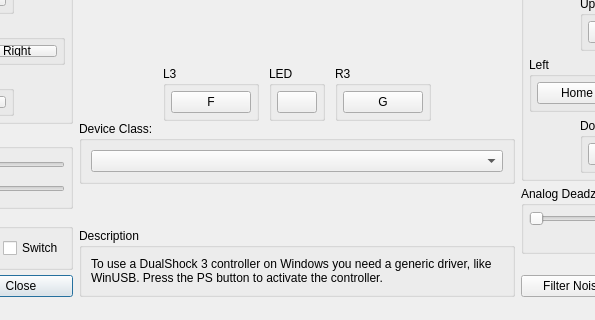
Above: rpcs3/rpcs3qt/pad_settings_dialog.ui from RPCS3/rpcs3 before the change; both pictures show x 206 to 801 and y 320 to 640 of the 1044 by 640 pixel window. Below: the same form after it.
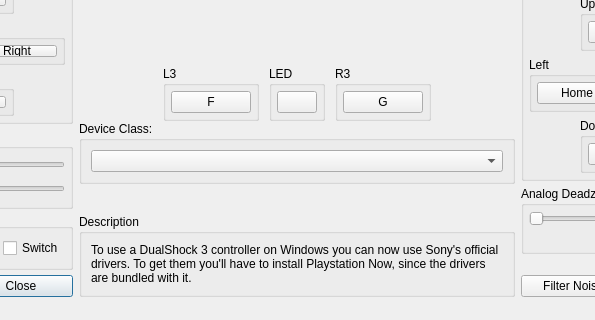
That is the form after the change. Icons and pictures are not drawn.

Commit message: Update DS3 message in Pads settings

What changed in the file:
```diff
--- a/rpcs3/rpcs3qt/pad_settings_dialog.ui
+++ b/rpcs3/rpcs3qt/pad_settings_dialog.ui
@@ -1540,7 +1540,7 @@
            <item>
             <widget class="QLabel" name="l_description">
              <property name="text">
-              <string>To use a DualShock 3 controller on Windows you need a generic driver, like WinUSB. Press the PS button to activate the controller.</string>
+              <string>To use a DualShock 3 controller on Windows you can now use Sony's official drivers. To get them you'll have to install Playstation Now, since the drivers are bundled with it.</string>
              </property>
              <property name="textFormat">
               <enum>Qt::PlainText</enum>
```
